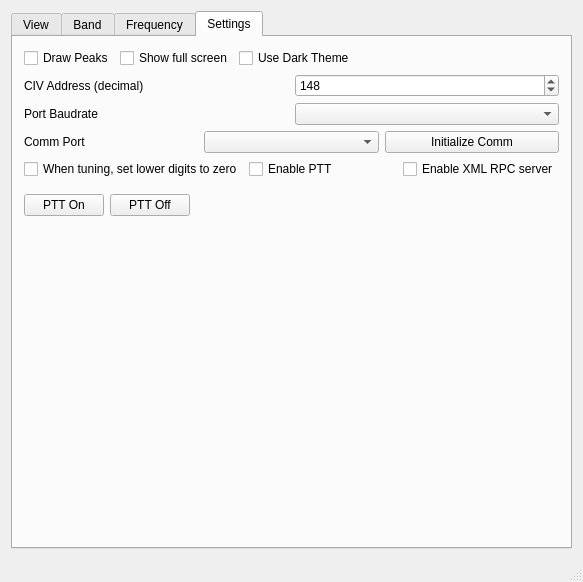
First picture: the form in wfmain.ui, repository adecarolis/wfweb, before the edit.
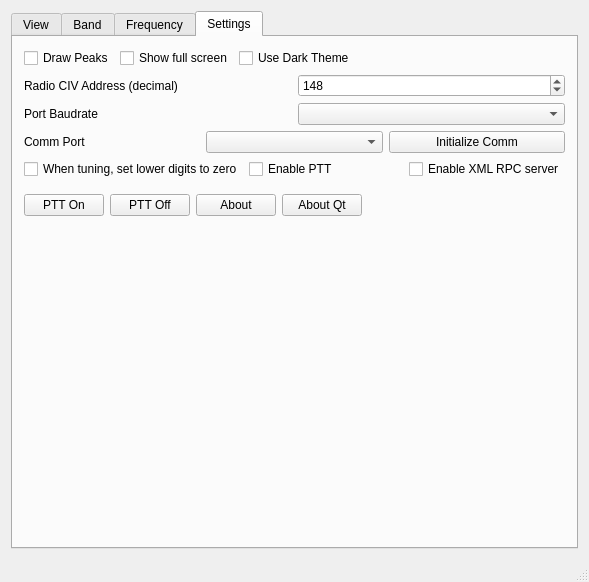
Second picture: the form after the edit. The open tabs and pages were chosen to show the change. Custom widgets are drawn as their Qt base class.

```diff
--- a/wfmain.ui
+++ b/wfmain.ui
@@ -6,7 +6,7 @@
    <rect>
     <x>0</x>
     <y>0</y>
-    <width>583</width>
+    <width>589</width>
     <height>582</height>
    </rect>
   </property>
@@ -986,7 +986,7 @@
           <item>
            <widget class="QLabel" name="label">
             <property name="text">
-             <string>CIV Address (decimal)</string>
+             <string>Radio CIV Address (decimal)</string>
             </property>
            </widget>
           </item>
@@ -1084,6 +1084,20 @@
             </property>
            </widget>
           </item>
+          <item>
+           <widget class="QPushButton" name="aboutBtn">
+            <property name="text">
+             <string>About</string>
+            </property>
+           </widget>
+          </item>
+          <item>
+           <widget class="QPushButton" name="aboutQtBtn">
+            <property name="text">
+             <string>About Qt</string>
+            </property>
+           </widget>
+          </item>
           <item>
            <spacer name="horizontalSpacer_5">
             <property name="orientation">
```
Left out of the diff: 82 changed lines with no effect on the pictures.
